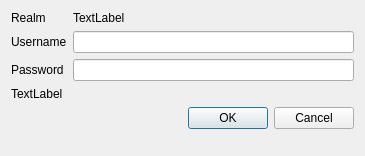
The window that src/ui/qgscredentialdialog.ui (qgis/QGIS) describes before a commit, drawn with Qt 5.
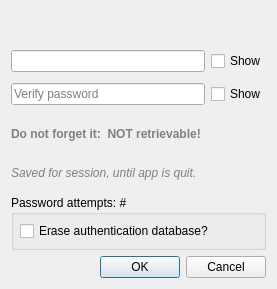
The same window after the commit. The open tabs and pages were chosen to show the change.

Commit message:
[FEATURE] Authentication configuration system with master password
- Main C++ core and gui classes and desktop app integration
- Support for authentication method plugins
- Does not contain any integration with service connections

What changed in the file:
```diff
--- a/src/ui/qgscredentialdialog.ui
+++ b/src/ui/qgscredentialdialog.ui
@@ -6,8 +6,8 @@
    <rect>
     <x>0</x>
     <y>0</y>
-    <width>365</width>
-    <height>156</height>
+    <width>277</width>
+    <height>289</height>
    </rect>
   </property>
   <property name="windowTitle">
@@ -17,31 +17,241 @@
    <property name="fieldGrowthPolicy">
     <enum>QFormLayout::ExpandingFieldsGrow</enum>
    </property>
-   <item row="2" column="0">
-    <widget class="QLabel" name="label">
-     <property name="text">
-      <string>Username</string>
+   <item row="1" column="0" colspan="2">
+    <widget class="QStackedWidget" name="stackedWidget">
+     <property name="currentIndex">
+      <number>0</number>
      </property>
+     <widget class="QWidget" name="page">
+      <layout class="QFormLayout" name="formLayout_2">
+       <property name="fieldGrowthPolicy">
+        <enum>QFormLayout::ExpandingFieldsGrow</enum>
+       </property>
+       <property name="leftMargin">
+        <number>0</number>
+       </property>
+       <property name="topMargin">
+        <number>0</number>
+       </property>
+       <property name="rightMargin">
+        <number>0</number>
+       </property>
+       <property name="bottomMargin">
+        <number>0</number>
+       </property>
+       <item row="0" column="0">
+        <widget class="QLabel" name="label_3">
+         <property name="text">
+          <string>Realm</string>
+         </property>
+        </widget>
+       </item>
+       <item row="0" column="1">
+        <widget class="QLabel" name="labelRealm">
+         <property name="text">
+          <string>TextLabel</string>
+         </property>
+        </widget>
+       </item>
+       <item row="1" column="0">
+        <widget class="QLabel" name="label">
+         <property name="text">
+          <string>Username</string>
+         </property>
+        </widget>
+       </item>
+       <item row="1" column="1">
+        <widget class="QLineEdit" name="leUsername"/>
+       </item>
+       <item row="2" column="0">
+        <widget class="QLabel" name="label_2">
+         <property name="text">
+          <string>Password</string>
+         </property>
+        </widget>
+       </item>
+       <item row="2" column="1">
+        <widget class="QLineEdit" name="lePassword">
+         <property name="echoMode">
+          <enum>QLineEdit::Password</enum>
+         </property>
+        </widget>
+       </item>
+       <item row="3" column="0" colspan="2">
+        <widget class="QLabel" name="labelMessage">
+         <property name="text">
+          <string>TextLabel</string>
+         </property>
+        </widget>
+       </item>
+      </layout>
+     </widget>
+     <widget class="QWidget" name="page_2">
+      <layout class="QVBoxLayout" name="verticalLayout">
+       <property name="leftMargin">
+        <number>0</number>
+       </property>
+       <property name="topMargin">
+        <number>0</number>
+       </property>
+       <property name="rightMargin">
+        <number>0</number>
+       </property>
+       <property name="bottomMargin">
+        <number>0</number>
+       </property>
+       <item>
+        <widget class="QLabel" name="lblPasswordTitle">
+         <property name="styleSheet">
+          <string notr="true">QLabel{ font-weight: bold; }s</string>
+         </property>
+         <property name="text">
+          <string/>
+         </property>
+        </widget>
+       </item>
+       <item>
+        <layout class="QHBoxLayout" name="horizontalLayout">
+         <property name="spacing">
+          <number>6</number>
+         </property>
+         <item>
+          <widget class="QLineEdit" name="leMasterPass">
+           <property name="echoMode">
+            <enum>QLineEdit::Password</enum>
+           </property>
+          </widget>
+         </item>
+         <item>
+          <widget class="QCheckBox" name="chkMasterPassShow">
+           <property name="sizePolicy">
+            <sizepolicy hsizetype="Maximum" vsizetype="Fixed">
+             <horstretch>0</horstretch>
+             <verstretch>0</verstretch>
+            </sizepolicy>
+           </property>
+           <property name="text">
+            <string>Show</string>
+           </property>
+          </widget>
+         </item>
+        </layout>
+       </item>
+       <item>
+        <widget class="QFrame" name="frameMasterPassVerify">
+         <property name="frameShape">
+          <enum>QFrame::NoFrame</enum>
+         </property>
+         <property name="frameShadow">
+          <enum>QFrame::Raised</enum>
+         </property>
+         <layout class="QHBoxLayout" name="horizontalLayout_2">
+          <property name="spacing">
+           <number>6</number>
+          </property>
+          <property name="leftMargin">
+           <number>0</number>
+          </property>
+          <property name="topMargin">
+           <number>0</number>
+          </property>
+          <property name="rightMargin">
+           <number>0</number>
+          </property>
+          <property name="bottomMargin">
+           <number>0</number>
+          </property>
+          <item>
+           <widget class="QLineEdit" name="leMasterPassVerify">
+            <property name="echoMode">
+             <enum>QLineEdit::Password</enum>
+            </property>
+            <property name="placeholderText">
+             <string>Verify password</string>
+            </property>
+           </widget>
+          </item>
+          <item>
+           <widget class="QCheckBox" name="chkMasterPassVerifyShow">
+            <property name="sizePolicy">
+             <sizepolicy hsizetype="Maximum" vsizetype="Fixed">
+              <horstretch>0</horstretch>
+              <verstretch>0</verstretch>
+             </sizepolicy>
+            </property>
+            <property name="text">
+             <string>Show</string>
+            </property>
+           </widget>
+          </item>
+         </layout>
+        </widget>
+       </item>
+       <item>
+        <widget class="QLabel" name="lblDontForget">
+         <property name="styleSheet">
+          <string notr="true">QLabel {
+color: rgb(128, 128, 128);
+font-weight: bold;
+}</string>
+         </property>
+         <property name="text">
+          <string>Do not forget it:  NOT retrievable!</string>
+         </property>
+         <property name="wordWrap">
+          <bool>true</bool>
+         </property>
+        </widget>
+       </item>
+       <item>
+        <widget class="QLabel" name="lblSavedForSession">
+         <property name="styleSheet">
+          <string notr="true">QLabel {
+color: rgb(128, 128, 128);
+font-style: italic;
+}</string>
+         </property>
+         <property name="text">
+          <string>Saved for session, until app is quit.</string>
+         </property>
+         <property name="wordWrap">
+          <bool>true</bool>
+         </property>
+        </widget>
+       </item>
+       <item>
+        <widget class="QGroupBox" name="grpbxPassAttempts">
+         <property name="title">
+          <string>Password attempts: #</string>
+         </property>
+         <layout class="QVBoxLayout" name="verticalLayout_2">
+          <property name="leftMargin">
+           <number>6</number>
+          </property>
+          <property name="topMargin">
+           <number>6</number>
+          </property>
+          <property name="rightMargin">
+           <number>6</number>
+          </property>
+          <property name="bottomMargin">
+           <number>6</number>
+          </property>
+          <item>
+           <widget class="QCheckBox" name="chkbxEraseAuthDb">
+            <property name="text">
+             <string>Erase authentication database?</string>
+            </property>
+           </widget>
+          </item>
+         </layout>
+        </widget>
+       </item>
+      </layout>
+     </widget>
     </widget>
    </item>
-   <item row="2" column="1">
-    <widget class="QLineEdit" name="leUsername"/>
-   </item>
-   <item row="3" column="0">
-    <widget class="QLabel" name="label_2">
-     <property name="text">
-      <string>Password</string>
-     </property>
-    </widget>
-   </item>
-   <item row="3" column="1">
-    <widget class="QLineEdit" name="lePassword">
-     <property name="echoMode">
-      <enum>QLineEdit::Password</enum>
-     </property>
-    </widget>
-   </item>
-   <item row="5" column="0" colspan="2">
+   <item row="3" column="0" colspan="2">
     <widget class="QDialogButtonBox" name="buttonBox">
      <property name="orientation">
       <enum>Qt::Horizontal</enum>
@@ -51,27 +261,6 @@
      </property>
     </widget>
    </item>
-   <item row="1" column="1">
-    <widget class="QLabel" name="labelRealm">
-     <property name="text">
-      <string>TextLabel</string>
-     </property>
-    </widget>
-   </item>
-   <item row="4" column="0" colspan="2">
-    <widget class="QLabel" name="labelMessage">
-     <property name="text">
-      <string>TextLabel</string>
-     </property>
-    </widget>
-   </item>
-   <item row="1" column="0">
-    <widget class="QLabel" name="label_3">
-     <property name="text">
-      <string>Realm</string>
-     </property>
-    </widget>
-   </item>
   </layout>
  </widget>
  <resources/>
```
The commit also changes 104 other files.
